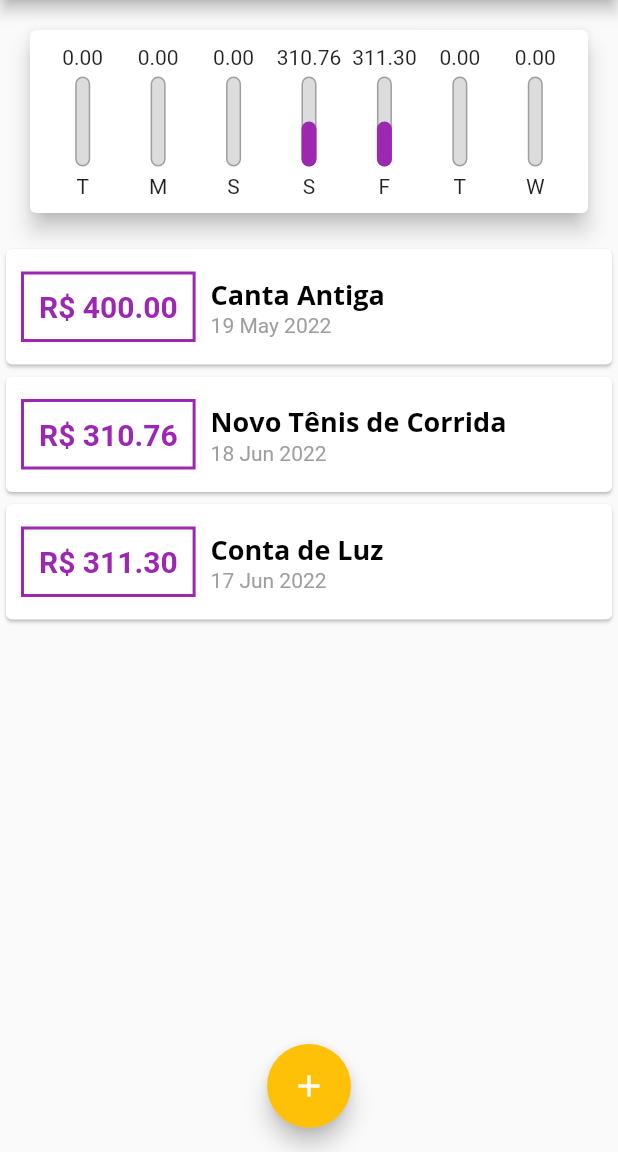
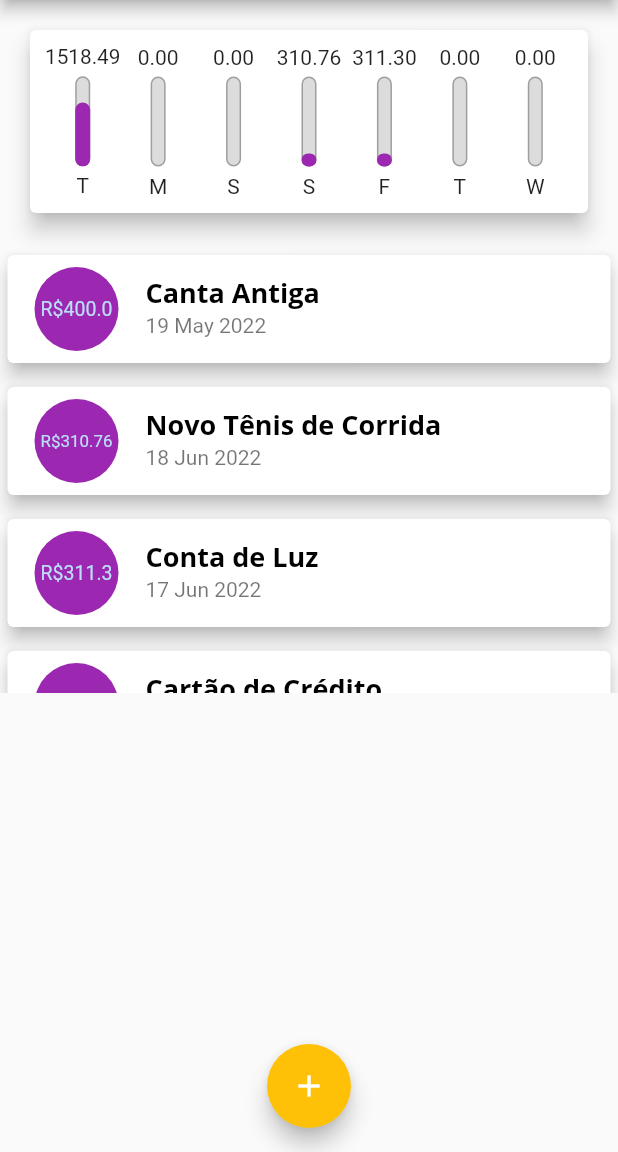
Before and after one commit to lucasviinic/learning-flutter, a Flutter app: the screen it shows after launch, on a phone screen of 412 x 824 dp, the part 84-1236 px from its top. Run offline on Flutter 3.47's test engine with Material 2 defaults, Android fonts, the phone set to English and light mode, and no system bars.

Commit message:
refactor: melhorando exibição de itens da lista com ListTile

```diff
--- a/expenses/lib/components/transaction_list.dart
+++ b/expenses/lib/components/transaction_list.dart
@@ -35,49 +35,29 @@ class TransactionList extends StatelessWidget {
         itemBuilder: (ctx, index) {
           final tr = transactions[index];
           return Card(
-            child: Row(
-              children: [
-                Container(
+            elevation: 5,
             margin: EdgeInsets.symmetric(
-                    vertical: 15,
-                    horizontal: 10
+              vertical: 8,
+              horizontal: 5
             ),
-                  decoration: BoxDecoration(
-                    border: Border.all(
-                      color: Theme.of(context).colorScheme.primary,
-                      width: 2
-                    )
+            child: ListTile(
+              leading: CircleAvatar(
+                backgroundColor: Theme.of(context).colorScheme.primary,
+                radius: 30,
+                child: Padding(
+                  padding: const EdgeInsets.all(6),
+                  child: FittedBox(
+                    child: Text("R\$${tr.value}")
                   ),
-                  padding: EdgeInsets.all(10),
-                  child: Text(
-                    'R\$ ${tr.value.toStringAsFixed(2)}',
-                    style: TextStyle(
-                      fontWeight: FontWeight.bold,
-                      fontSize: 20,
-                      color: Theme.of(context).colorScheme.primary
                 ),
-                  )
               ),
-                Column(
-                  crossAxisAlignment: CrossAxisAlignment.start,
-                  children: [
-                    Text(
+              title: Text(
                 tr.title,
                 style: Theme.of(context).textTheme.headline6,
-                      // style: TextStyle(
-                      //   fontSize: 16,
-                      //   fontWeight: FontWeight.bold
-                      // ),
               ),
-                    Text(
-                      DateFormat('d MMM y').format(tr.date),
-                      style: TextStyle(
-                        color: Colors.grey
+              subtitle: Text(
+                DateFormat('d MMM y').format(tr.date)
               ),
-                    )
-                  ],
-                )
-              ]
             ),
           );
         },
--- a/expenses/lib/main.dart
+++ b/expenses/lib/main.dart
@@ -71,6 +71,18 @@ class _MyHomePageState extends State<MyHomePage> {
       value: 311.30,
       date: DateTime.now().subtract(Duration(days: 4))
     ),
+    Transaction(
+      id: 't3',
+      title: 'Cartão de Crédito',
+      value: 1499.99,
+      date: DateTime.now()
+    ),
+    Transaction(
+      id: 't4',
+      title: 'Lanche',
+      value: 18.50,
+      date: DateTime.now()
+    ),
   ];
 
   List<Transaction> get _recentTransactions {
```
Lines whose indentation alone changed are shown as unchanged.
